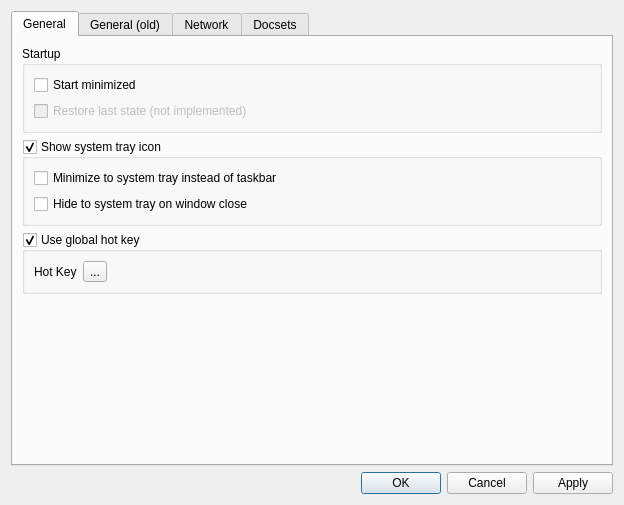
First picture: the form in src/ui/forms/settingsdialog.ui, repository zealdocs/zeal, before the edit.
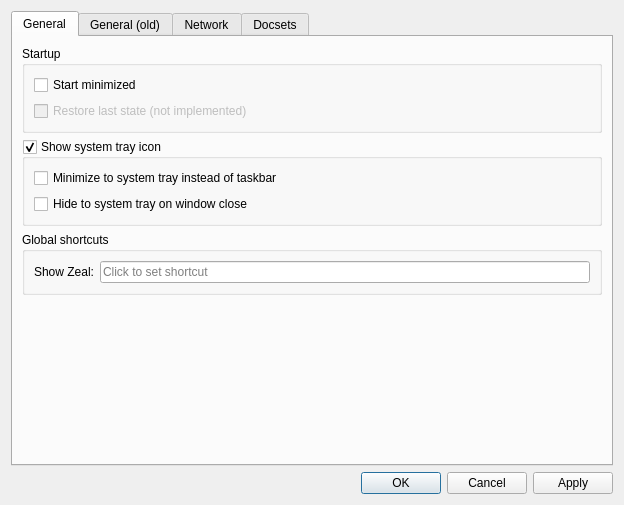
Second picture: the form after the edit. Custom widgets are drawn as their Qt base class.

Commit message: Introduce new shortcut edit field

```diff
--- a/src/ui/forms/settingsdialog.ui
+++ b/src/ui/forms/settingsdialog.ui
@@ -79,10 +79,7 @@
        <item>
         <widget class="QGroupBox" name="globalHotKeyGroupBox">
          <property name="title">
-          <string>Use global hot key</string>
-         </property>
-         <property name="checkable">
-          <bool>true</bool>
+          <string>Global shortcuts</string>
          </property>
          <layout class="QFormLayout" name="formLayout_2">
           <property name="fieldGrowthPolicy">
@@ -91,14 +88,17 @@
           <item row="0" column="0">
            <widget class="QLabel" name="label_9">
             <property name="text">
-             <string>Hot Key</string>
+             <string>Show Zeal:</string>
             </property>
            </widget>
           </item>
           <item row="0" column="1">
-           <widget class="RazorShortcutButton" name="toolButton">
-            <property name="text">
-             <string>...</string>
+           <widget class="ShortcutEdit" name="toolButton">
+            <property name="placeholderText">
+             <string>Click to set shortcut</string>
+            </property>
+            <property name="clearButtonEnabled">
+             <bool>true</bool>
             </property>
            </widget>
           </item>
@@ -507,9 +507,9 @@
  </widget>
  <customwidgets>
   <customwidget>
-   <class>RazorShortcutButton</class>
-   <extends>QToolButton</extends>
-   <header>ui/widgets/razorshortcutbutton.h</header>
+   <class>ShortcutEdit</class>
+   <extends>QLineEdit</extends>
+   <header>ui/widgets/shortcutedit.h</header>
   </customwidget>
  </customwidgets>
  <resources/>
```
The commit also changes 5 other files.
